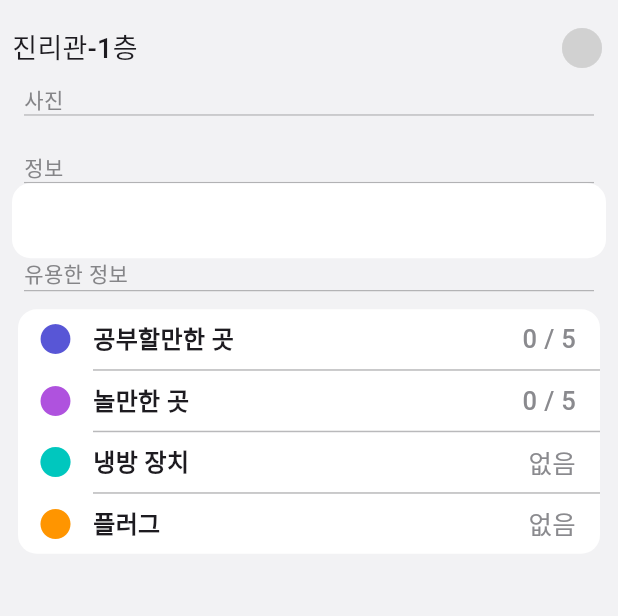
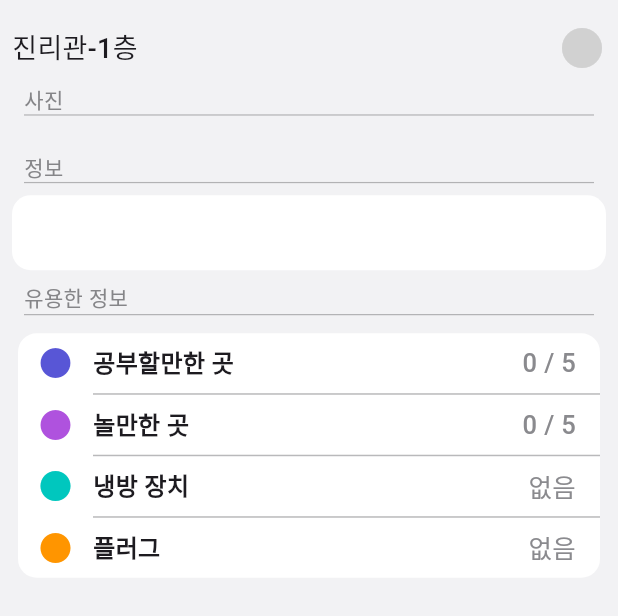
Before and after one commit to SSU-Team-Project/SSUMAP, a Flutter app: the InfoDetailScreen widget shown alone on an empty page, opened directly with empty values, on a phone screen of 412 x 824 dp. Shown: the top 616 px of the screen. Run offline on Flutter 3.47's test engine with Material 3 defaults, Android fonts, the phone set to English and light mode, and no system bars; our stand-ins replace firebase_core, flutter_svg, geolocator, google_maps_flutter, loading_animation_widget, skeletonizer; accounts and stored records are empty; Roboto replaces fonts that are missing (Pretendard); project files that could hold a hidden picture were left out.

Commit message:
refactor: 위치 권한 요청 페이지 다음 페이지 수정

```diff
--- a/lib/info/view/info_detail_screen.dart
+++ b/lib/info/view/info_detail_screen.dart
@@ -27,7 +27,9 @@ class InfoDetailScreen extends StatelessWidget {
               SubTitle(subTitle: '사진'),
               InfoImage(data: data),
               SubTitle(subTitle: '정보'),
+              SizedBox(height: 8.0),
               InfoBox(data: data),
+              SizedBox(height: 8.0),
               SubTitle(subTitle: '유용한 정보'),
               UsefulInfoBox(data: data),
             ],
--- a/lib/map/view/location_permission_screen.dart
+++ b/lib/map/view/location_permission_screen.dart
@@ -1,6 +1,6 @@
 import 'package:flutter/material.dart';
 import 'package:ssu_map_test/common/layout/default_layout.dart';
-import 'package:ssu_map_test/map/view/map_root_screen.dart';
+import '../../common/view/root_tab.dart';
 
 class LocationPermissionScreen extends StatefulWidget {
   const LocationPermissionScreen({super.key});
@@ -82,7 +82,7 @@ class _LocationPermissionScreenState extends State<LocationPermissionScreen> {
               child: ElevatedButton(
                   onPressed: () {
                     Navigator.of(context).pushAndRemoveUntil(
-                        MaterialPageRoute(builder: (_) => MapRootScreen()),
+                        MaterialPageRoute(builder: (_) => RootTab()),
                         (route) => false);
                   },
                   style: ElevatedButton.styleFrom(
```
